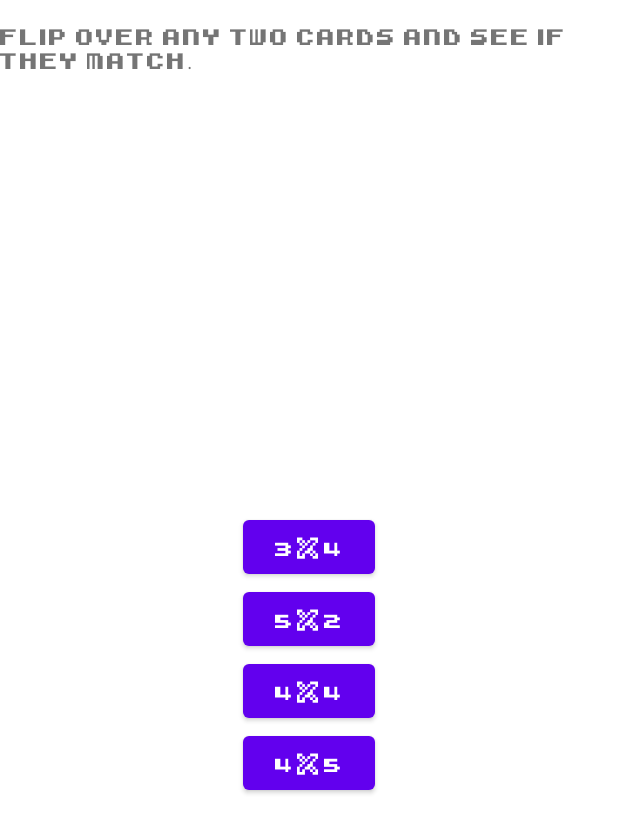
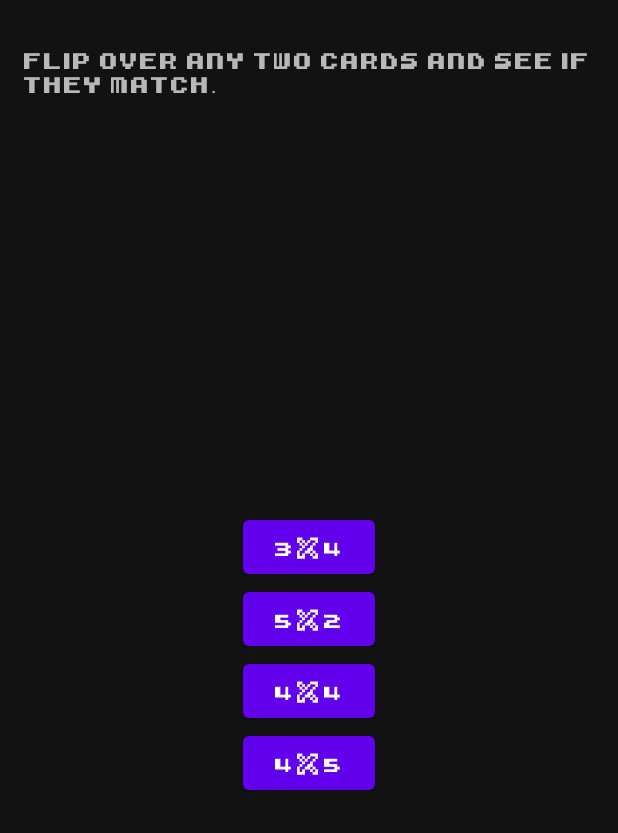
Before and after one commit to ivannarino/memory_game, an Android app: the layout fragment_lobby.xml on its own in the app's theme, with its tools: preview values and no code run, on a phone screen of 412 x 824 dp. Shown: the top 833 px of the screen. Run offline under Robolectric (Android 15) with nearby library versions, the phone set to English and light mode, and no system bars.

Commit message:
Cleaned the code

```diff
--- a/app/build.gradle
+++ b/app/build.gradle
@@ -67,8 +67,9 @@ dependencies {
 
     implementation 'com.github.okitcom:flip:1.0.0'
 
-    // Dynamic Feature Module Support
-    implementation "androidx.navigation:navigation-dynamic-features-fragment:$nav_version"
+    implementation 'nl.dionsegijn:konfetti:1.2.0'
+
+    implementation 'androidx.core:core-ktx:1.2.0'
 
     // Testing Navigation
     androidTestImplementation "androidx.navigation:navigation-testing:$nav_version"
--- a/app/src/main/AndroidManifest.xml
+++ b/app/src/main/AndroidManifest.xml
@@ -12,7 +12,7 @@
         android:supportsRtl="true"
         android:theme="@style/AppTheme">
         <activity android:name=".MainActivity"
-            android:screenOrientation="landscape"
+            android:screenOrientation="portrait"
             tools:ignore="LockedOrientationActivity">
             <intent-filter>
                 <action android:name="android.intent.action.MAIN" />
--- a/app/src/main/res/layout/fragment_lobby.xml
+++ b/app/src/main/res/layout/fragment_lobby.xml
@@ -15,10 +15,12 @@
     <androidx.constraintlayout.widget.ConstraintLayout
         android:layout_width="match_parent"
         android:layout_height="match_parent"
+        android:padding="@dimen/mat_16dp"
         tools:context=".LobbyFragment">
 
-        <Button
+        <com.google.android.material.button.MaterialButton
             android:id="@+id/button"
+            style="@style/Widget.MaterialComponents.Button"
             android:layout_width="wrap_content"
             android:layout_height="wrap_content"
             android:onClick="@{Navigation.createNavigateOnClickListener(LobbyFragmentDirections.actionLobbyFragmentToGameplayFragment().setSize(Size.SIZE_3x4))}"
@@ -30,8 +32,9 @@
             app:layout_constraintTop_toBottomOf="@+id/textView"
             app:layout_constraintVertical_chainStyle="packed" />
 
-        <Button
+        <com.google.android.material.button.MaterialButton
             android:id="@+id/button2"
+            style="@style/Widget.MaterialComponents.Button"
             android:layout_width="wrap_content"
             android:layout_height="wrap_content"
             android:onClick="@{Navigation.createNavigateOnClickListener(LobbyFragmentDirections.actionLobbyFragmentToGameplayFragment().setSize(Size.SIZE_5x2))}"
@@ -42,8 +45,9 @@
             app:layout_constraintStart_toStartOf="parent"
             app:layout_constraintTop_toBottomOf="@+id/button" />
 
-        <Button
+        <com.google.android.material.button.MaterialButton
             android:id="@+id/button3"
+            style="@style/Widget.MaterialComponents.Button"
             android:layout_width="wrap_content"
             android:layout_height="wrap_content"
             android:onClick="@{Navigation.createNavigateOnClickListener(LobbyFragmentDirections.actionLobbyFragmentToGameplayFragment().setSize(Size.SIZE_4x4))}"
@@ -54,8 +58,9 @@
             app:layout_constraintStart_toStartOf="parent"
             app:layout_constraintTop_toBottomOf="@+id/button2" />
 
-        <Button
+        <com.google.android.material.button.MaterialButton
             android:id="@+id/button4"
+            style="@style/Widget.MaterialComponents.Button"
             android:layout_width="wrap_content"
             android:layout_height="wrap_content"
             android:onClick="@{Navigation.createNavigateOnClickListener(LobbyFragmentDirections.actionLobbyFragmentToGameplayFragment().setSize(Size.SIZE_4x5))}"
--- /dev/null
+++ b/app/src/main/res/values/dimens.xml
@@ -0,0 +1,6 @@
+<?xml version="1.0" encoding="utf-8"?>
+<resources>
+    <dimen name="mat_4dp">4dp</dimen>
+    <dimen name="mat_8dp">8dp</dimen>
+    <dimen name="mat_16dp">16dp</dimen>
+</resources>
--- a/app/src/main/res/values/styles.xml
+++ b/app/src/main/res/values/styles.xml
@@ -1,12 +1,13 @@
 <resources>
 
     <!-- Base application theme. -->
-    <style name="AppTheme" parent="Theme.MaterialComponents.Light.NoActionBar">
+    <style name="AppTheme" parent="Theme.MaterialComponents.NoActionBar">
         <!-- Customize your theme here. -->
         <item name="colorPrimary">@color/colorPrimary</item>
         <item name="colorPrimaryDark">@color/colorPrimaryDark</item>
         <item name="colorAccent">@color/colorAccent</item>
         <item name="fontFamily">@font/smb3</item>
+        <item name="colorOnPrimary">@android:color/white</item>
     </style>
 
 </resources>
```
Also changed, not shown: app/src/main/java/com/nex0s/android/memorygame/AudioHelper.kt (+13 -2 lines), app/src/main/java/com/nex0s/android/memorygame/GameCardView.kt (+13 -16 lines), app/src/main/java/com/nex0s/android/memorygame/GameplayFragment.kt (+53 -35 lines), app/src/main/res/layout/fragment_gameplay.xml (+8 -3 lines), app/src/main/res/layout/view_game_card.xml (+17 -16 lines).
